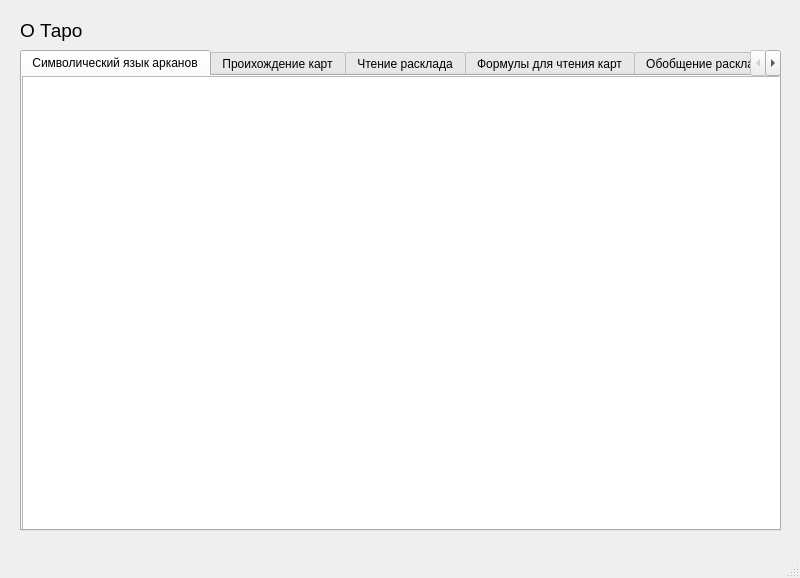
Qt form tarot/ui/info.ui (al3ksandraa/tarot) before a commit.
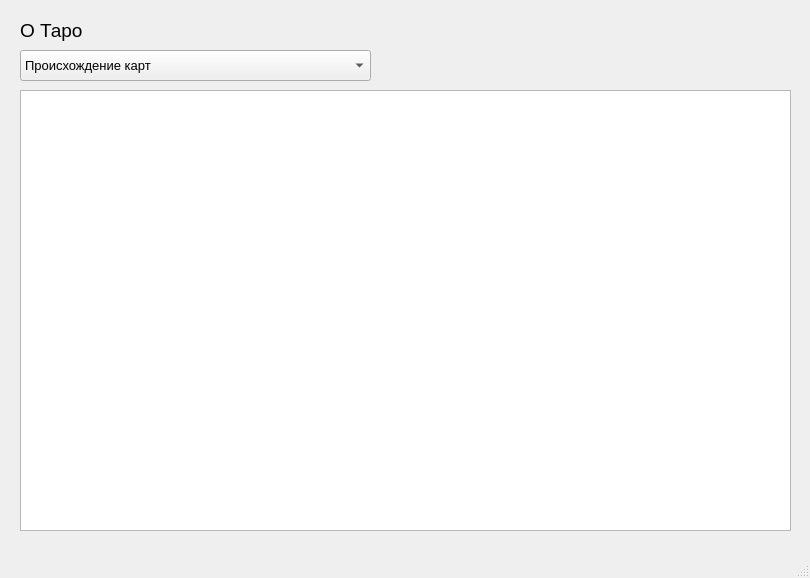
The same form after that commit.

Commit message: changed info window and fixated window size

What changed in the file:
```diff
--- a/tarot/ui/info.ui
+++ b/tarot/ui/info.ui
@@ -6,163 +6,26 @@
    <rect>
     <x>0</x>
     <y>0</y>
-    <width>800</width>
+    <width>810</width>
     <height>578</height>
    </rect>
   </property>
+  <property name="minimumSize">
+   <size>
+    <width>810</width>
+    <height>0</height>
+   </size>
+  </property>
+  <property name="maximumSize">
+   <size>
+    <width>810</width>
+    <height>578</height>
+   </size>
+  </property>
   <property name="windowTitle">
    <string>MainWindow</string>
   </property>
   <widget class="QWidget" name="centralwidget">
-   <widget class="QTabWidget" name="tabWidget">
-    <property name="geometry">
-     <rect>
-      <x>20</x>
-      <y>50</y>
-      <width>761</width>
-      <height>481</height>
-     </rect>
-    </property>
-    <property name="font">
-     <font>
-      <pointsize>9</pointsize>
-     </font>
-    </property>
-    <property name="currentIndex">
-     <number>0</number>
-    </property>
-    <widget class="QWidget" name="tab">
-     <attribute name="title">
-      <string>Символический язык арканов</string>
-     </attribute>
-     <widget class="QTextEdit" name="data1">
-      <property name="geometry">
-       <rect>
-        <x>0</x>
-        <y>0</y>
-        <width>761</width>
-        <height>461</height>
-       </rect>
-      </property>
-      <property name="font">
-       <font>
-        <pointsize>9</pointsize>
-       </font>
-      </property>
-      <property name="readOnly">
-       <bool>true</bool>
-      </property>
-     </widget>
-    </widget>
-    <widget class="QWidget" name="tab_2">
-     <attribute name="title">
-      <string>Проихождение карт</string>
-     </attribute>
-     <widget class="QTextEdit" name="data2">
-      <property name="geometry">
-       <rect>
-        <x>0</x>
-        <y>0</y>
-        <width>761</width>
-        <height>461</height>
-       </rect>
-      </property>
-      <property name="readOnly">
-       <bool>true</bool>
-      </property>
-     </widget>
-    </widget>
-    <widget class="QWidget" name="tab_3">
-     <attribute name="title">
-      <string>Чтение расклада</string>
-     </attribute>
-     <widget class="QTextEdit" name="data3">
-      <property name="geometry">
-       <rect>
-        <x>0</x>
-        <y>0</y>
-        <width>761</width>
-        <height>461</height>
-       </rect>
-      </property>
-      <property name="readOnly">
-       <bool>true</bool>
-      </property>
-     </widget>
-    </widget>
-    <widget class="QWidget" name="tab_4">
-     <attribute name="title">
-      <string>Формулы для чтения карт</string>
-     </attribute>
-     <widget class="QTextEdit" name="data4">
-      <property name="geometry">
-       <rect>
-        <x>0</x>
-        <y>0</y>
-        <width>761</width>
-        <height>461</height>
-       </rect>
-      </property>
-      <property name="readOnly">
-       <bool>true</bool>
-      </property>
-     </widget>
-    </widget>
-    <widget class="QWidget" name="tab_5">
-     <attribute name="title">
-      <string>Обобщение расклада</string>
-     </attribute>
-     <widget class="QTextEdit" name="data5">
-      <property name="geometry">
-       <rect>
-        <x>0</x>
-        <y>0</y>
-        <width>761</width>
-        <height>461</height>
-       </rect>
-      </property>
-      <property name="readOnly">
-       <bool>true</bool>
-      </property>
-     </widget>
-    </widget>
-    <widget class="QWidget" name="tab_6">
-     <attribute name="title">
-      <string>Расклады</string>
-     </attribute>
-     <widget class="QTextEdit" name="data6">
-      <property name="geometry">
-       <rect>
-        <x>0</x>
-        <y>0</y>
-        <width>761</width>
-        <height>461</height>
-       </rect>
-      </property>
-      <property name="readOnly">
-       <bool>true</bool>
-      </property>
-     </widget>
-    </widget>
-    <widget class="QWidget" name="tab_7">
-     <attribute name="title">
-      <string>Стихии и масти</string>
-     </attribute>
-     <widget class="QTextEdit" name="data7">
-      <property name="geometry">
-       <rect>
-        <x>0</x>
-        <y>0</y>
-        <width>761</width>
-        <height>461</height>
-       </rect>
-      </property>
-      <property name="readOnly">
-       <bool>true</bool>
-      </property>
-     </widget>
-    </widget>
-   </widget>
    <widget class="QLabel" name="label">
     <property name="geometry">
      <rect>
@@ -181,6 +44,86 @@
      <string>О Таро</string>
     </property>
    </widget>
+   <widget class="QComboBox" name="choice">
+    <property name="geometry">
+     <rect>
+      <x>20</x>
+      <y>50</y>
+      <width>351</width>
+      <height>31</height>
+     </rect>
+    </property>
+    <property name="font">
+     <font>
+      <pointsize>10</pointsize>
+     </font>
+    </property>
+    <item>
+     <property name="text">
+      <string>Происхождение карт</string>
+     </property>
+    </item>
+    <item>
+     <property name="text">
+      <string>Символический язык арканов</string>
+     </property>
+    </item>
+    <item>
+     <property name="text">
+      <string>Стихии и масти</string>
+     </property>
+    </item>
+    <item>
+     <property name="text">
+      <string>Расклады</string>
+     </property>
+    </item>
+    <item>
+     <property name="text">
+      <string>Чтение расклада</string>
+     </property>
+    </item>
+    <item>
+     <property name="text">
+      <string>Формулы для чтения карт</string>
+     </property>
+    </item>
+    <item>
+     <property name="text">
+      <string>Обобщение расклада</string>
+     </property>
+    </item>
+   </widget>
+   <widget class="QTextEdit" name="text">
+    <property name="geometry">
+     <rect>
+      <x>20</x>
+      <y>90</y>
+      <width>771</width>
+      <height>441</height>
+     </rect>
+    </property>
+    <property name="minimumSize">
+     <size>
+      <width>771</width>
+      <height>441</height>
+     </size>
+    </property>
+    <property name="maximumSize">
+     <size>
+      <width>771</width>
+      <height>441</height>
+     </size>
+    </property>
+    <property name="font">
+     <font>
+      <pointsize>10</pointsize>
+     </font>
+    </property>
+    <property name="readOnly">
+     <bool>true</bool>
+    </property>
+   </widget>
   </widget>
   <widget class="QMenuBar" name="menubar">
    <property name="geometry">
```
Left out of the diff: 2 changed lines with no effect on the pictures. The commit also changes 7 other files.
